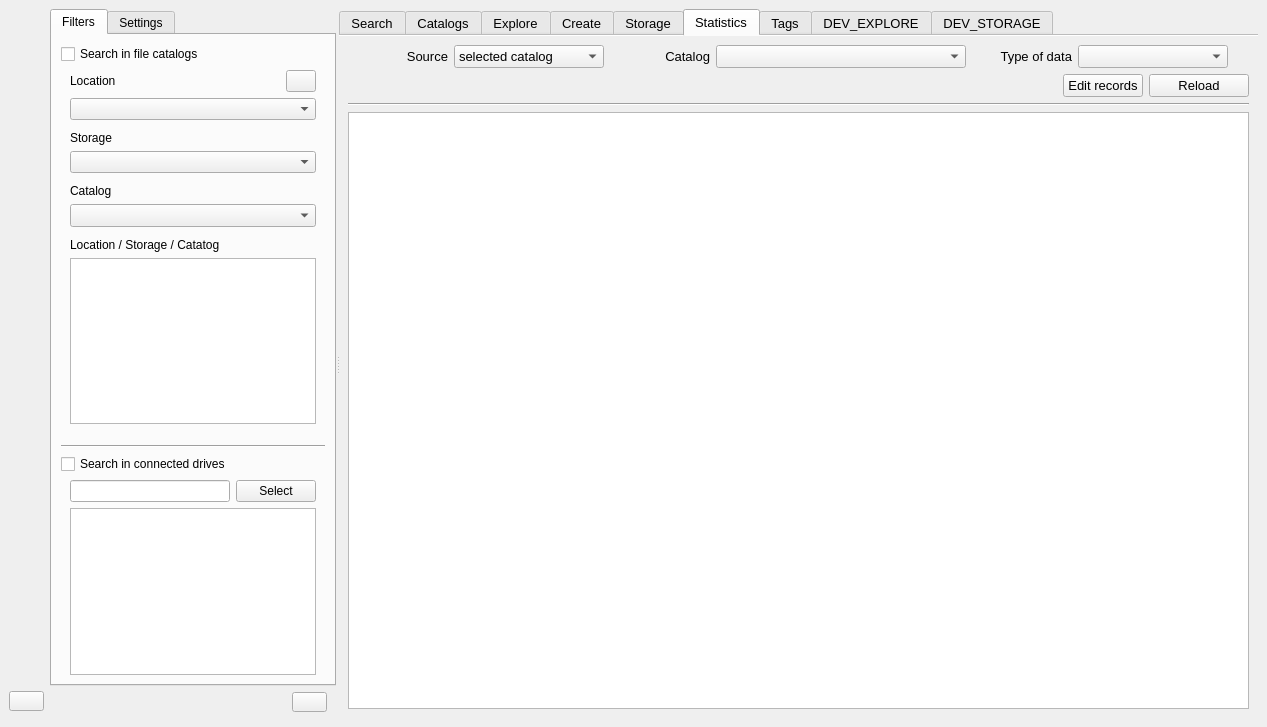
This is mainwindow.ui in StephaneCouturier/Katalog as Qt 5 draws it before an edit. The edited form follows.
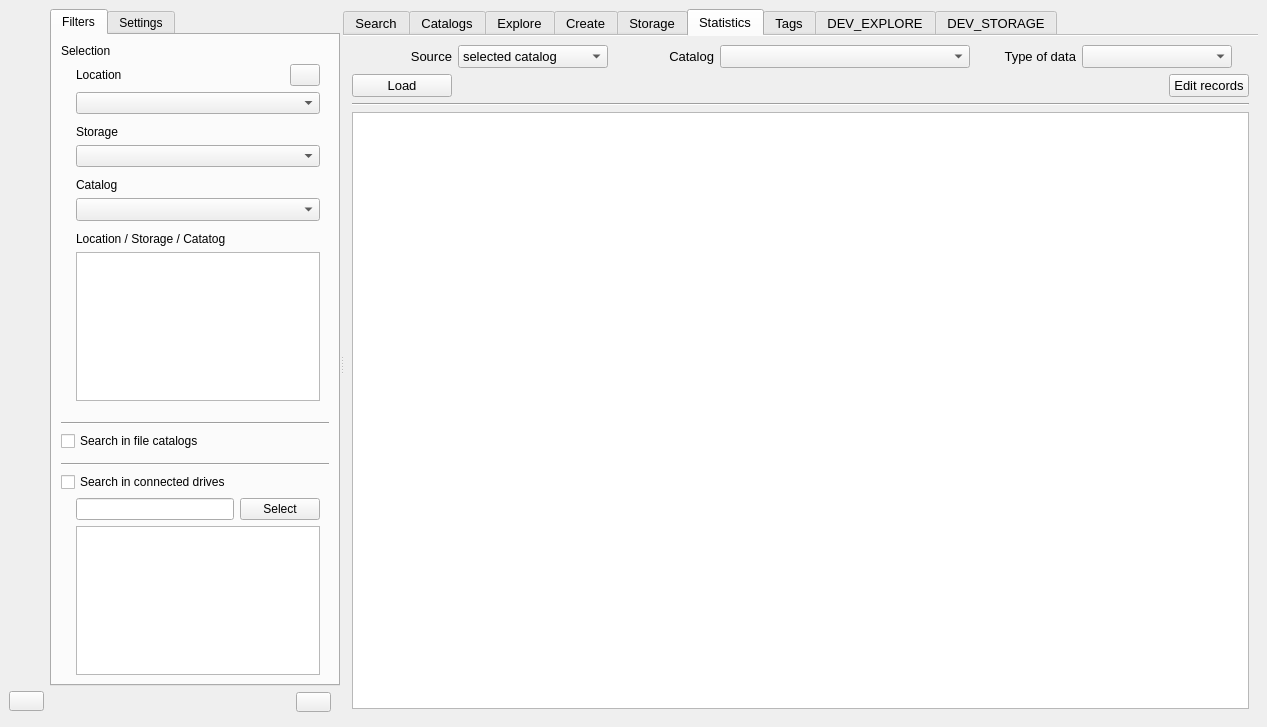
This is the edited form. The open tabs and pages were chosen to show the change. Icons and pictures are not drawn. Custom widgets are drawn as their Qt base class.

Commit message: https://github.com/StephaneCouturier/Katalog/issues/296

```diff
--- a/mainwindow.ui
+++ b/mainwindow.ui
@@ -162,27 +162,18 @@
            </attribute>
            <layout class="QVBoxLayout" name="verticalLayout_9">
             <item>
-             <widget class="QCheckBox" name="Filters_checkBox_SearchInCatalogs">
-              <property name="enabled">
-               <bool>true</bool>
-              </property>
-              <property name="sizePolicy">
-               <sizepolicy hsizetype="Preferred" vsizetype="Fixed">
-                <horstretch>0</horstretch>
-                <verstretch>0</verstretch>
-               </sizepolicy>
-              </property>
+             <widget class="QLabel" name="Statistics_label_Catalog_3">
               <property name="text">
-               <string>Search in file catalogs</string>
-              </property>
-              <property name="checked">
-               <bool>false</bool>
+               <string>Selection</string>
               </property>
              </widget>
             </item>
             <item>
              <widget class="QWidget" name="Filters_widget_CatalogSelection" native="true">
               <layout class="QVBoxLayout" name="verticalLayout_2">
+               <property name="leftMargin">
+                <number>15</number>
+               </property>
                <property name="topMargin">
                 <number>0</number>
                </property>
@@ -416,6 +407,45 @@
               </layout>
              </widget>
             </item>
+            <item>
+             <layout class="QVBoxLayout" name="Search_verticalLayout_Separate_3">
+              <property name="topMargin">
+               <number>6</number>
+              </property>
+              <item>
+               <widget class="Line" name="Search_line_SeparateResults_3">
+                <property name="lineWidth">
+                 <number>1</number>
+                </property>
+                <property name="midLineWidth">
+                 <number>0</number>
+                </property>
+                <property name="orientation">
+                 <enum>Qt::Horizontal</enum>
+                </property>
+               </widget>
+              </item>
+             </layout>
+            </item>
+            <item>
+             <widget class="QCheckBox" name="Filters_checkBox_SearchInCatalogs">
+              <property name="enabled">
+               <bool>true</bool>
+              </property>
+              <property name="sizePolicy">
+               <sizepolicy hsizetype="Preferred" vsizetype="Fixed">
+                <horstretch>0</horstretch>
+                <verstretch>0</verstretch>
+               </sizepolicy>
+              </property>
+              <property name="text">
+               <string>Search in file catalogs</string>
+              </property>
+              <property name="checked">
+               <bool>false</bool>
+              </property>
+             </widget>
+            </item>
             <item>
              <layout class="QVBoxLayout" name="Search_verticalLayout_Separate_2">
               <property name="topMargin">
@@ -458,6 +488,9 @@
                </sizepolicy>
               </property>
               <layout class="QVBoxLayout" name="verticalLayout_3">
+               <property name="leftMargin">
+                <number>15</number>
+               </property>
                <property name="topMargin">
                 <number>0</number>
                </property>
@@ -5785,6 +5818,26 @@
               </item>
               <item row="1" column="0">
                <layout class="QHBoxLayout" name="Statistics_horizontalLayout_Records">
+                <item>
+                 <widget class="QPushButton" name="Statistics_pushButton_Load">
+                  <property name="minimumSize">
+                   <size>
+                    <width>100</width>
+                    <height>0</height>
+                   </size>
+                  </property>
+                  <property name="toolTip">
+                   <string>Reload the file storing all records</string>
+                  </property>
+                  <property name="text">
+                   <string>Load</string>
+                  </property>
+                  <property name="icon">
+                   <iconset theme="view-refresh">
+                    <normaloff>.</normaloff>.</iconset>
+                  </property>
+                 </widget>
+                </item>
                 <item>
                  <spacer name="Storage_horizontalSpacer_02">
                   <property name="orientation">
@@ -5812,26 +5865,6 @@
                   </property>
                  </widget>
                 </item>
-                <item>
-                 <widget class="QPushButton" name="Statistics_pushButton_Reload">
-                  <property name="minimumSize">
-                   <size>
-                    <width>100</width>
-                    <height>0</height>
-                   </size>
-                  </property>
-                  <property name="toolTip">
-                   <string>Reload the file storing all records</string>
-                  </property>
-                  <property name="text">
-                   <string>Reload</string>
-                  </property>
-                  <property name="icon">
-                   <iconset theme="view-refresh">
-                    <normaloff>.</normaloff>.</iconset>
-                  </property>
-                 </widget>
-                </item>
                </layout>
               </item>
              </layout>
```
Left out of the diff: 2 changed lines with no effect on the pictures. The commit also changes 1 other file.
